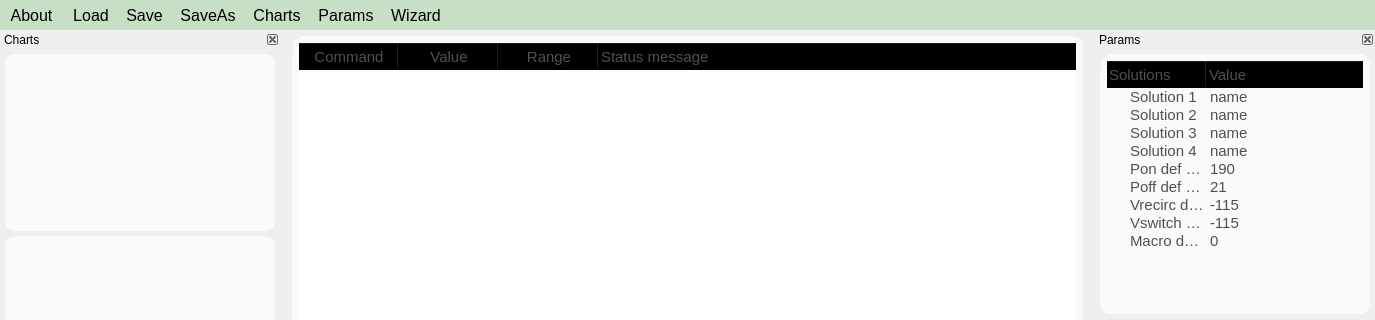
The window that apps/Lab-on-a-tip/protocolEditor.ui (bellonemauro/Labonatip2.0) describes before a commit, drawn with Qt 5; both pictures show x 0 to 1375 and y 0 to 320 of the 1375 by 803 pixel window.
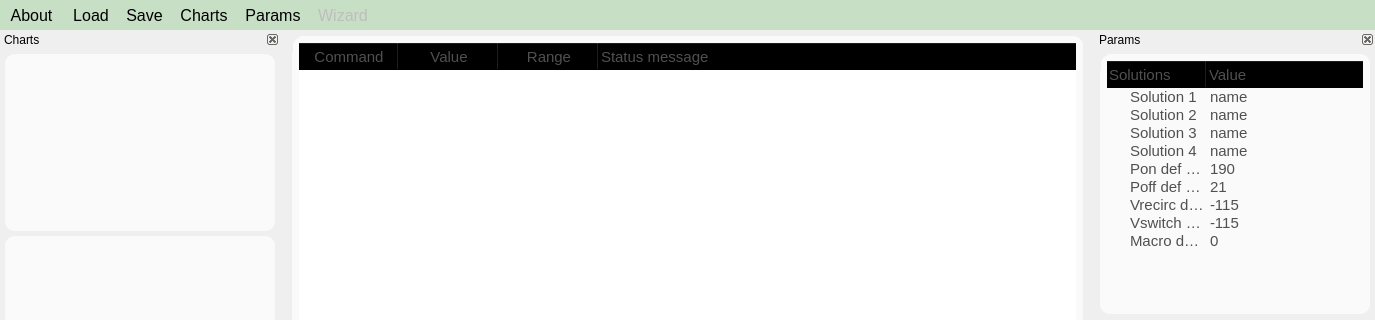
The same window after the commit. Icons and pictures are not drawn.

The edit to the form file:
```diff
--- a/apps/Lab-on-a-tip/protocolEditor.ui
+++ b/apps/Lab-on-a-tip/protocolEditor.ui
@@ -900,7 +900,6 @@
    </attribute>
    <addaction name="actionLoad"/>
    <addaction name="actionSave"/>
-   <addaction name="actionSaveAs"/>
    <addaction name="actionCharts"/>
    <addaction name="actionParams"/>
    <addaction name="actionWizard"/>
@@ -1527,6 +1526,9 @@
    </property>
   </action>
   <action name="actionWizard">
+   <property name="enabled">
+    <bool>false</bool>
+   </property>
    <property name="icon">
     <iconset resource="resources.qrc">
      <normaloff>:/icons/wand.png</normaloff>:/icons/wand.png</iconset>
```
